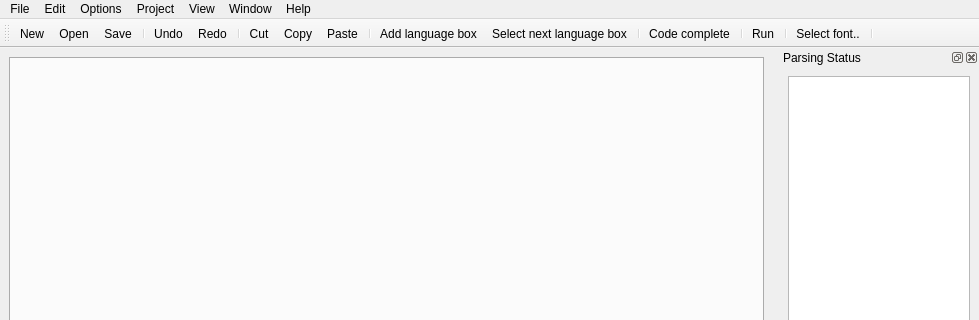
Old version of the form lib/eco/gui/gui.ui in the repository softdevteam/eco; both pictures show x 0 to 979 and y 0 to 320 of the 979 by 737 pixel window.
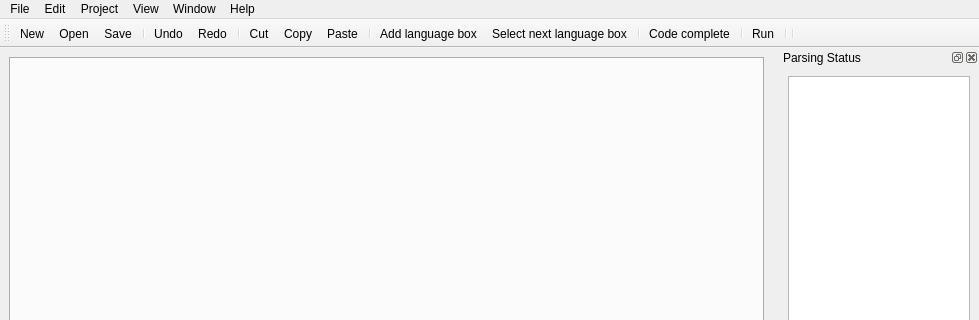
New version of the form. Icons and pictures are not drawn.

Commit message: removed options menu (reparse and font-select)

The edit to the form file:
```diff
--- a/lib/eco/gui/gui.ui
+++ b/lib/eco/gui/gui.ui
@@ -57,15 +57,6 @@
     <addaction name="actionExport"/>
     <addaction name="actionExportAs"/>
     <addaction name="separator"/>
-    <addaction name="actionExit"/>
-   </widget>
-   <widget class="QMenu" name="menuOptions">
-    <property name="title">
-     <string>Options</string>
-    </property>
-    <addaction name="actionSelect_font"/>
-    <addaction name="actionFull_reparse"/>
-    <addaction name="separator"/>
     <addaction name="actionSettings"/>
    </widget>
    <widget class="QMenu" name="menuPoject">
@@ -115,7 +106,6 @@
    </widget>
    <addaction name="menuFile"/>
    <addaction name="menuEdit"/>
-   <addaction name="menuOptions"/>
    <addaction name="menuPoject"/>
    <addaction name="menuView"/>
    <addaction name="menuWindow"/>
@@ -156,7 +146,6 @@
    <addaction name="separator"/>
    <addaction name="actionRun"/>
    <addaction name="separator"/>
-   <addaction name="actionSelect_font"/>
    <addaction name="separator"/>
   </widget>
   <widget class="QDockWidget" name="dockWidget_2">
@@ -244,7 +233,7 @@
      <normaloff>../../../../../.designer</normaloff>../../../../../.designer</iconset>
    </property>
    <property name="text">
-    <string>Open</string>
+    <string>Open...</string>
    </property>
    <property name="shortcut">
     <string>Ctrl+O</string>
@@ -268,7 +257,7 @@
      <normaloff>../../../../../.designer</normaloff>../../../../../.designer</iconset>
    </property>
    <property name="text">
-    <string>New</string>
+    <string>New...</string>
    </property>
    <property name="shortcut">
     <string>Ctrl+N</string>
@@ -283,15 +272,6 @@
     <string>Run</string>
    </property>
   </action>
-  <action name="actionSelect_font">
-   <property name="icon">
-    <iconset theme="fonts">
-     <normaloff>../../../../../.designer/backup</normaloff>../../../../../.designer/backup</iconset>
-   </property>
-   <property name="text">
-    <string>Select font..</string>
-   </property>
-  </action>
   <action name="actionParse_Tree">
    <property name="checkable">
     <bool>false</bool>
```
Left out of the diff: 13 changed lines with no effect on the pictures. The commit also changes 2 other files.
